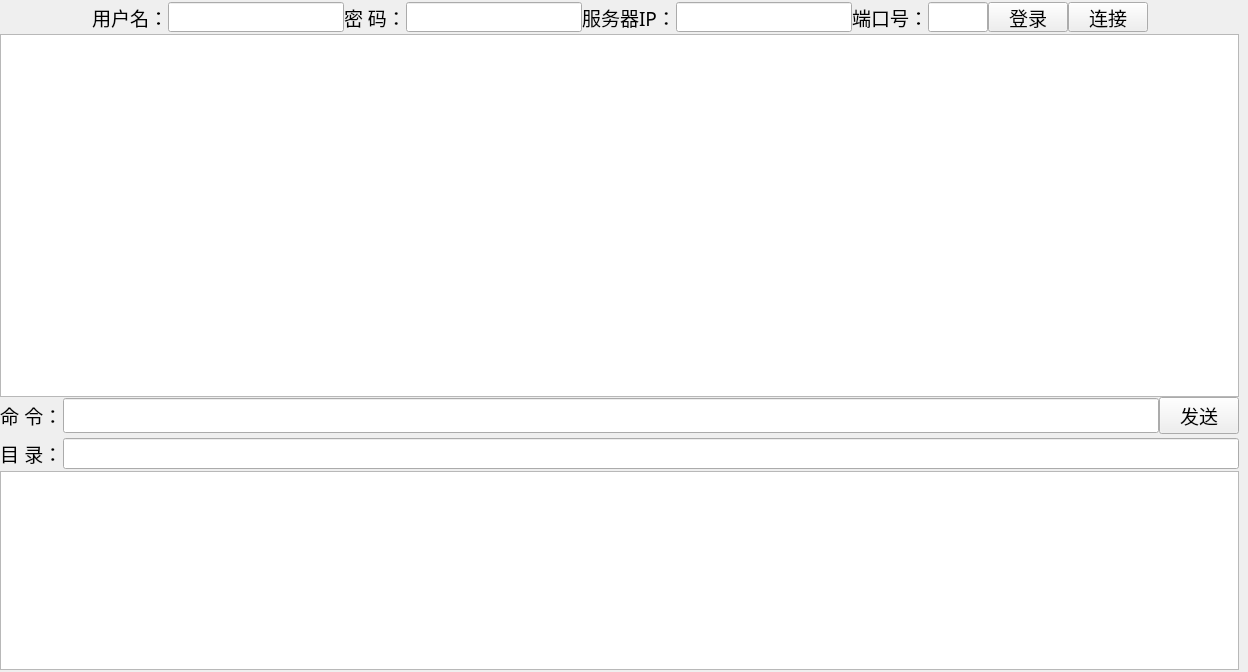
Qt form client.ui (xiaoxu03/THSS-FTP-Client) before a commit.
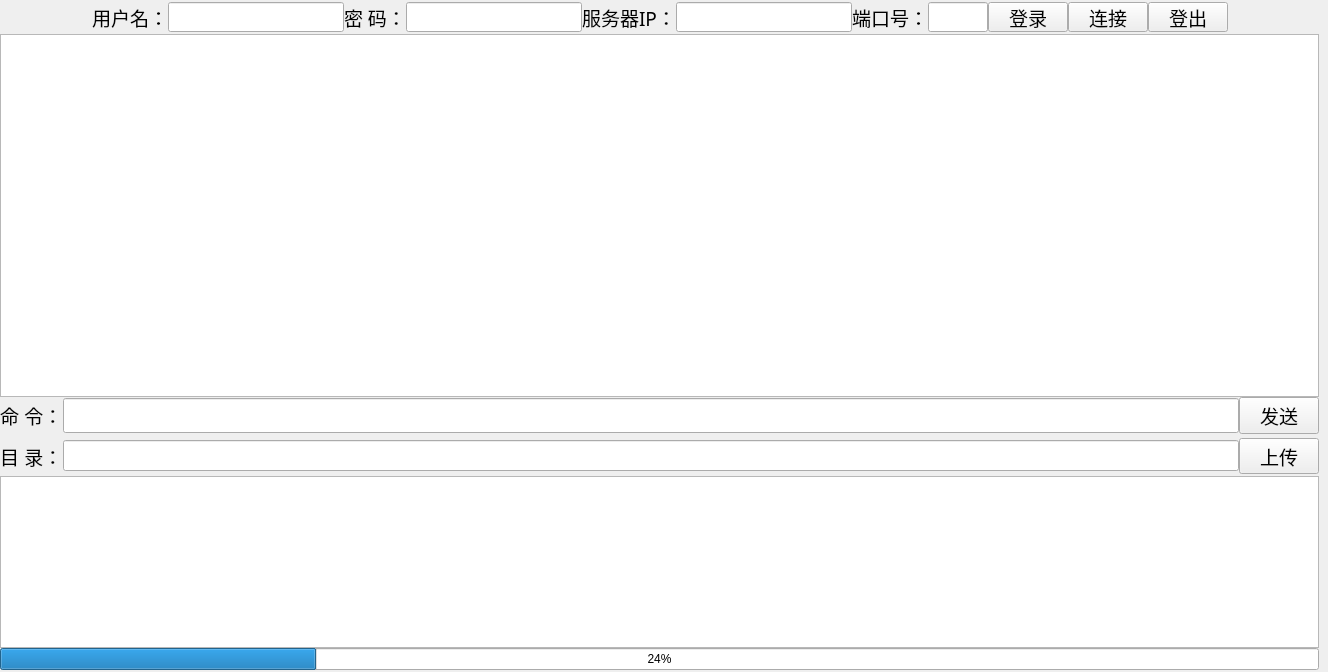
The same form after that commit.

Commit message: almost finished!

The edit to the form file:
```diff
--- a/client.ui
+++ b/client.ui
@@ -6,7 +6,7 @@
    <rect>
     <x>0</x>
     <y>0</y>
-    <width>1248</width>
+    <width>1328</width>
     <height>672</height>
    </rect>
   </property>
@@ -370,6 +370,25 @@
          </property>
         </widget>
        </item>
+       <item>
+        <widget class="QPushButton" name="buttonLogout">
+         <property name="maximumSize">
+          <size>
+           <width>80</width>
+           <height>100</height>
+          </size>
+         </property>
+         <property name="font">
+          <font>
+           <family>AcadEref</family>
+           <pointsize>14</pointsize>
+          </font>
+         </property>
+         <property name="text">
+          <string>登出</string>
+         </property>
+        </widget>
+       </item>
        <item>
         <spacer name="horizontalSpacer_2">
          <property name="orientation">
@@ -588,12 +607,38 @@
             </property>
            </widget>
           </item>
+          <item>
+           <widget class="QPushButton" name="buttonUpload">
+            <property name="maximumSize">
+             <size>
+              <width>80</width>
+              <height>700</height>
+             </size>
+            </property>
+            <property name="font">
+             <font>
+              <family>AcadEref</family>
+              <pointsize>14</pointsize>
+             </font>
+            </property>
+            <property name="text">
+             <string>上传</string>
+            </property>
+           </widget>
+          </item>
          </layout>
         </widget>
        </item>
        <item>
         <widget class="QTableWidget" name="tableFile"/>
        </item>
+       <item>
+        <widget class="QProgressBar" name="progressBar">
+         <property name="value">
+          <number>24</number>
+         </property>
+        </widget>
+       </item>
       </layout>
      </widget>
     </item>
```
Left out of the diff: 1 changed line with no effect on the pictures. The commit also changes 2 other files.
